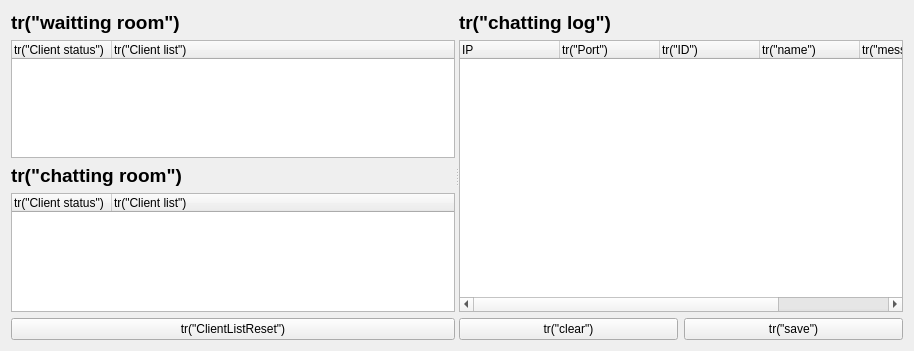
The window that CSApp/chatserverform.ui (ToSaveData/qt_source) describes before a commit, drawn with Qt 5.
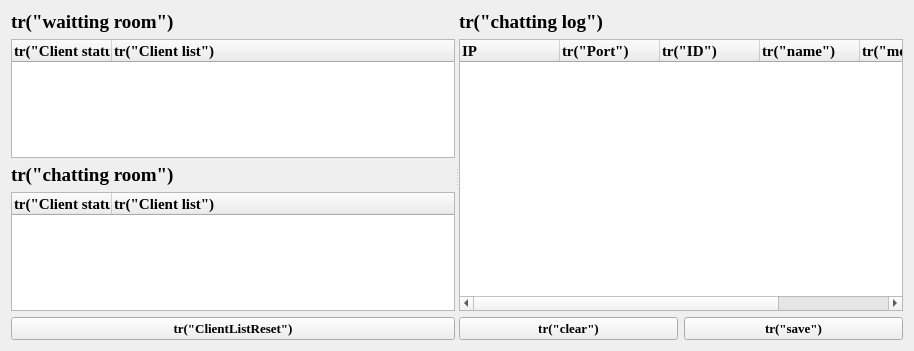
The same window after the commit.

What changed in the file:
```diff
--- a/CSApp/chatserverform.ui
+++ b/CSApp/chatserverform.ui
@@ -10,6 +10,12 @@
     <height>351</height>
    </rect>
   </property>
+  <property name="font">
+   <font>
+    <family>Times New Roman</family>
+    <pointsize>11</pointsize>
+   </font>
+  </property>
   <property name="windowTitle">
    <string>Form</string>
   </property>
@@ -33,6 +39,7 @@
            </property>
            <property name="font">
             <font>
+             <family>Times New Roman</family>
              <pointsize>14</pointsize>
              <bold>true</bold>
             </font>
@@ -54,11 +61,25 @@
             <property name="text">
              <string>tr(&quot;Client status&quot;)</string>
             </property>
+            <property name="font">
+             <font>
+              <family>Times New Roman</family>
+              <pointsize>11</pointsize>
+              <bold>true</bold>
+             </font>
+            </property>
            </column>
            <column>
             <property name="text">
              <string>tr(&quot;Client list&quot;)</string>
             </property>
+            <property name="font">
+             <font>
+              <family>Times New Roman</family>
+              <pointsize>11</pointsize>
+              <bold>true</bold>
+             </font>
+            </property>
            </column>
           </widget>
          </item>
@@ -76,6 +97,7 @@
            </property>
            <property name="font">
             <font>
+             <family>Times New Roman</family>
              <pointsize>14</pointsize>
              <bold>true</bold>
             </font>
@@ -97,11 +119,25 @@
             <property name="text">
              <string>tr(&quot;Client status&quot;)</string>
             </property>
+            <property name="font">
+             <font>
+              <family>Times New Roman</family>
+              <pointsize>11</pointsize>
+              <bold>true</bold>
+             </font>
+            </property>
            </column>
            <column>
             <property name="text">
              <string>tr(&quot;Client list&quot;)</string>
             </property>
+            <property name="font">
+             <font>
+              <family>Times New Roman</family>
+              <pointsize>11</pointsize>
+              <bold>true</bold>
+             </font>
+            </property>
            </column>
           </widget>
          </item>
@@ -115,6 +151,13 @@
            <height>0</height>
           </size>
          </property>
+         <property name="font">
+          <font>
+           <family>Times New Roman</family>
+           <pointsize>10</pointsize>
+           <bold>true</bold>
+          </font>
+         </property>
          <property name="text">
           <string>tr(&quot;ClientListReset&quot;)</string>
          </property>
@@ -122,7 +165,7 @@
        </item>
       </layout>
      </widget>
-     <widget class="QWidget" name="">
+     <widget class="QWidget" name="layoutWidget">
       <layout class="QVBoxLayout" name="verticalLayout_3">
        <item>
         <widget class="QLabel" name="logLabel">
@@ -134,6 +177,7 @@
          </property>
          <property name="font">
           <font>
+           <family>Times New Roman</family>
            <pointsize>14</pointsize>
            <bold>true</bold>
           </font>
@@ -149,31 +193,73 @@
           <property name="text">
            <string>IP</string>
           </property>
+          <property name="font">
+           <font>
+            <family>Times New Roman</family>
+            <pointsize>11</pointsize>
+            <bold>true</bold>
+           </font>
+          </property>
          </column>
          <column>
           <property name="text">
            <string>tr(&quot;Port&quot;)</string>
           </property>
+          <property name="font">
+           <font>
+            <family>Times New Roman</family>
+            <pointsize>11</pointsize>
+            <bold>true</bold>
+           </font>
+          </property>
          </column>
          <column>
           <property name="text">
            <string>tr(&quot;ID&quot;)</string>
           </property>
+          <property name="font">
+           <font>
+            <family>Times New Roman</family>
+            <pointsize>11</pointsize>
+            <bold>true</bold>
+           </font>
+          </property>
          </column>
          <column>
           <property name="text">
            <string>tr(&quot;name&quot;)</string>
           </property>
+          <property name="font">
+           <font>
+            <family>Times New Roman</family>
+            <pointsize>11</pointsize>
+            <bold>true</bold>
+           </font>
+          </property>
          </column>
          <column>
           <property name="text">
            <string>tr(&quot;message&quot;)</string>
           </property>
+          <property name="font">
+           <font>
+            <family>Times New Roman</family>
+            <pointsize>11</pointsize>
+            <bold>true</bold>
+           </font>
+          </property>
          </column>
          <column>
           <property name="text">
            <string>tr(&quot;time&quot;)</string>
           </property>
+          <property name="font">
+           <font>
+            <family>Times New Roman</family>
+            <pointsize>11</pointsize>
+            <bold>true</bold>
+           </font>
+          </property>
          </column>
         </widget>
        </item>
@@ -181,6 +267,13 @@
         <layout class="QHBoxLayout" name="horizontalLayout">
          <item>
           <widget class="QPushButton" name="clearPushButton">
+           <property name="font">
+            <font>
+             <family>Times New Roman</family>
+             <pointsize>10</pointsize>
+             <bold>true</bold>
+            </font>
+           </property>
            <property name="text">
             <string>tr(&quot;clear&quot;)</string>
            </property>
@@ -194,6 +287,13 @@
              <height>0</height>
             </size>
            </property>
+           <property name="font">
+            <font>
+             <family>Times New Roman</family>
+             <pointsize>10</pointsize>
+             <bold>true</bold>
+            </font>
+           </property>
            <property name="text">
             <string>tr(&quot;save&quot;)</string>
            </property>
```
